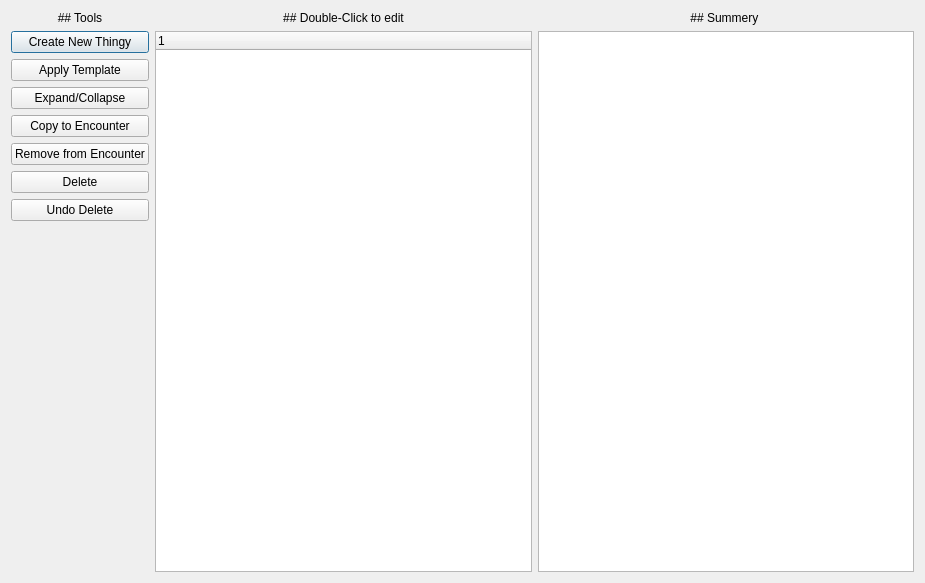
Before: the Qt Designer form ui_files/Vault_Dialog.ui in nogasgofast/Adventure_Wrench, drawn with Qt 5.
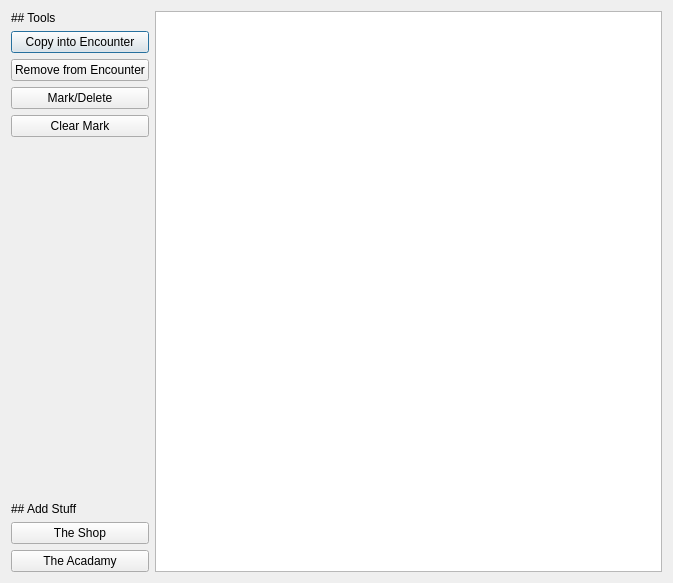
After: the same form once the commit is applied.

Commit message: milestone, first template sub-pages complete

```diff
--- a/ui_files/Vault_Dialog.ui
+++ b/ui_files/Vault_Dialog.ui
@@ -9,7 +9,7 @@
    <rect>
     <x>0</x>
     <y>0</y>
-    <width>925</width>
+    <width>673</width>
     <height>583</height>
    </rect>
   </property>
@@ -36,38 +36,17 @@
           <enum>Qt::MarkdownText</enum>
          </property>
          <property name="alignment">
-          <set>Qt::AlignCenter</set>
+          <set>Qt::AlignLeading|Qt::AlignLeft|Qt::AlignVCenter</set>
          </property>
         </widget>
        </item>
        <item>
-        <widget class="QPushButton" name="pushButton_adventure">
-         <property name="text">
-          <string>Create New Thingy</string>
-         </property>
-        </widget>
-       </item>
-       <item>
-        <widget class="QPushButton" name="pushButton">
-         <property name="text">
-          <string>Apply Template</string>
-         </property>
-        </widget>
-       </item>
-       <item>
-        <widget class="QPushButton" name="pushButton_toggle_expand">
-         <property name="text">
-          <string>Expand/Collapse</string>
-         </property>
-        </widget>
-       </item>
-       <item>
-        <widget class="QPushButton" name="pushButton_Summon">
+        <widget class="QPushButton" name="pushButton_add_to_encounter">
          <property name="toolTip">
           <string>Add Selected Items to Current Encounter</string>
          </property>
          <property name="text">
-          <string>Copy to Encounter</string>
+          <string>Copy into Encounter</string>
          </property>
         </widget>
        </item>
@@ -87,14 +66,14 @@
           <string>Remove selected from current Encounter as well as DM Vault.</string>
          </property>
          <property name="text">
-          <string>Delete</string>
+          <string>Mark/Delete</string>
          </property>
         </widget>
        </item>
        <item>
         <widget class="QPushButton" name="pushButton_delete_undo">
          <property name="text">
-          <string>Undo Delete</string>
+          <string>Clear Mark</string>
          </property>
         </widget>
        </item>
@@ -111,79 +90,45 @@
          </property>
         </spacer>
        </item>
+       <item>
+        <widget class="QLabel" name="label_2">
+         <property name="text">
+          <string>## Add Stuff</string>
+         </property>
+         <property name="textFormat">
+          <enum>Qt::MarkdownText</enum>
+         </property>
+         <property name="alignment">
+          <set>Qt::AlignLeading|Qt::AlignLeft|Qt::AlignVCenter</set>
+         </property>
+        </widget>
+       </item>
+       <item>
+        <widget class="QPushButton" name="pushButton_the_shop">
+         <property name="toolTip">
+          <string>Add something new to the vault using templates.</string>
+         </property>
+         <property name="text">
+          <string>The Shop</string>
+         </property>
+        </widget>
+       </item>
+       <item>
+        <widget class="QPushButton" name="pushButton_acadamy">
+         <property name="toolTip">
+          <string>add/edit templates usable in the shop.</string>
+         </property>
+         <property name="text">
+          <string>The Acadamy</string>
+         </property>
+        </widget>
+       </item>
       </layout>
      </item>
      <item>
       <layout class="QVBoxLayout" name="verticalLayout_treeWidget">
        <item>
-        <widget class="QLabel" name="label_tree_view">
-         <property name="font">
-          <font>
-           <weight>50</weight>
-           <bold>false</bold>
-          </font>
-         </property>
-         <property name="text">
-          <string>## Double-Click to edit</string>
-         </property>
-         <property name="textFormat">
-          <enum>Qt::MarkdownText</enum>
-         </property>
-         <property name="alignment">
-          <set>Qt::AlignCenter</set>
-         </property>
-        </widget>
-       </item>
-       <item>
-        <widget class="QTreeWidget" name="treeWidget_organizer">
-         <column>
-          <property name="text">
-           <string notr="true">1</string>
-          </property>
-         </column>
-        </widget>
-       </item>
-      </layout>
-     </item>
-     <item>
-      <layout class="QVBoxLayout" name="verticalLayout_display">
-       <item>
-        <widget class="QLabel" name="label_tenolate_summery">
-         <property name="text">
-          <string>## Summery </string>
-         </property>
-         <property name="textFormat">
-          <enum>Qt::MarkdownText</enum>
-         </property>
-         <property name="alignment">
-          <set>Qt::AlignCenter</set>
-         </property>
-        </widget>
-       </item>
-       <item>
-        <widget class="QListWidget" name="listWidget_Display">
-         <property name="sizePolicy">
-          <sizepolicy hsizetype="Expanding" vsizetype="Expanding">
-           <horstretch>1</horstretch>
-           <verstretch>0</verstretch>
-          </sizepolicy>
-         </property>
-         <property name="showDropIndicator" stdset="0">
-          <bool>false</bool>
-         </property>
-         <property name="dragDropMode">
-          <enum>QAbstractItemView::NoDragDrop</enum>
-         </property>
-         <property name="defaultDropAction">
-          <enum>Qt::IgnoreAction</enum>
-         </property>
-         <property name="selectionMode">
-          <enum>QAbstractItemView::ExtendedSelection</enum>
-         </property>
-         <property name="wordWrap">
-          <bool>true</bool>
-         </property>
-        </widget>
+        <widget class="QListWidget" name="listWidget_vault"/>
        </item>
       </layout>
      </item>
```
Left out of the diff: 9 changed lines with no effect on the pictures. The commit also changes 41 other files.
